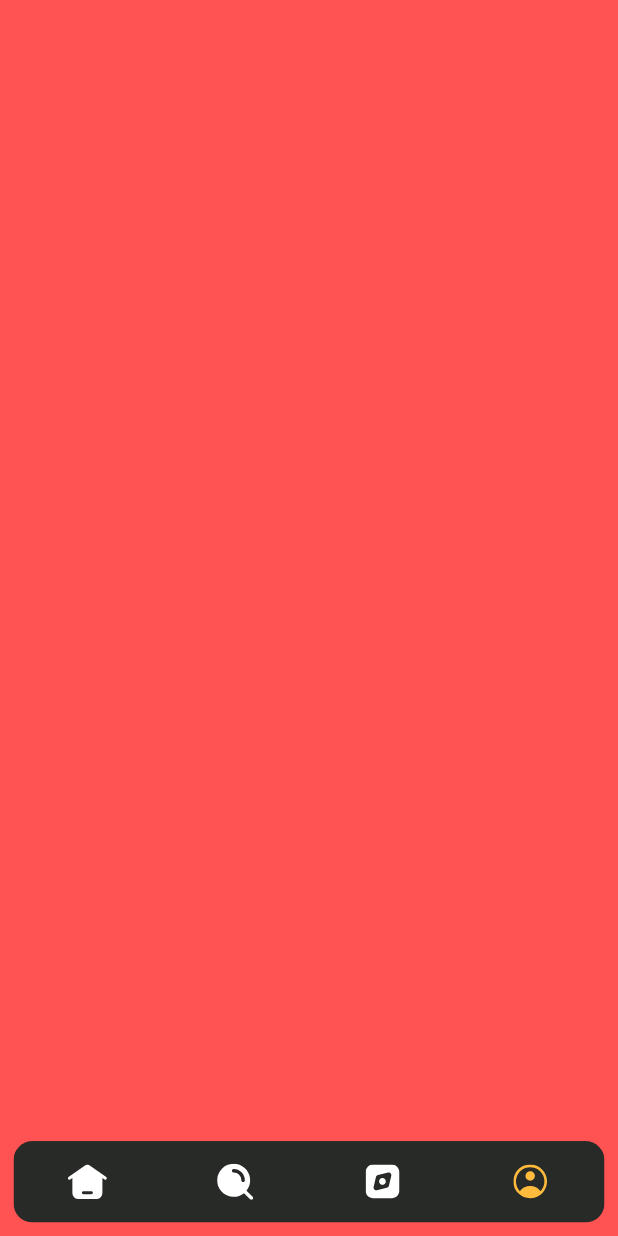
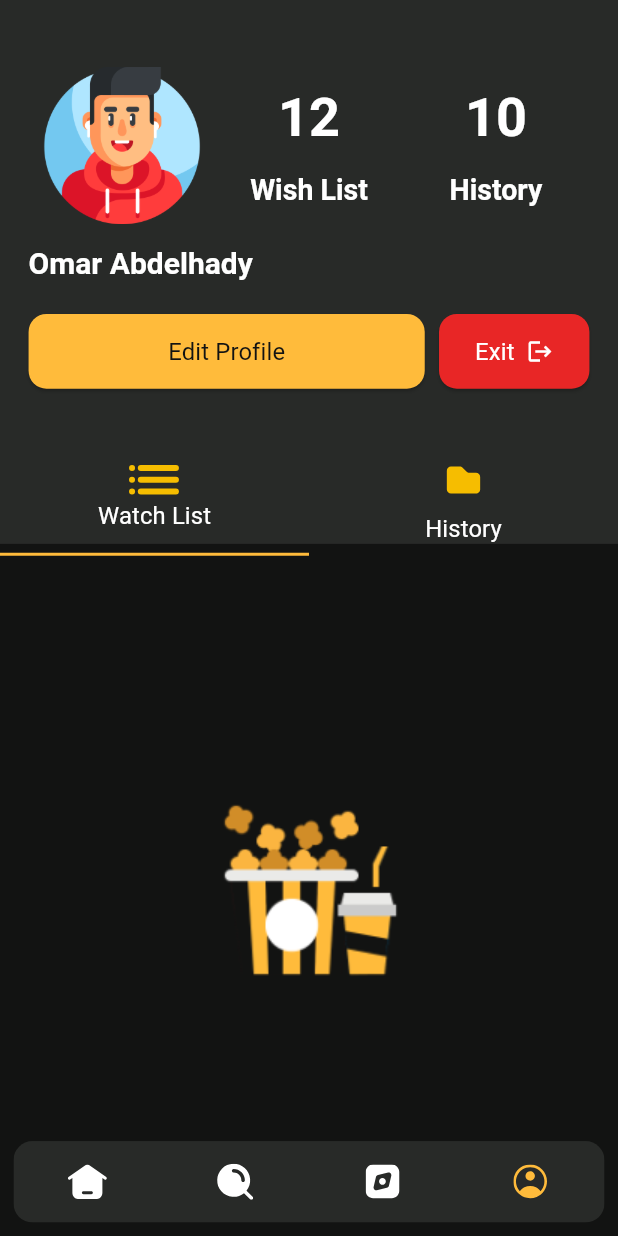
Before and after one commit to Omarabdelhad/movie_app, a Flutter app: the screen it shows after launch, item 4 of the bottom bar chosen, on a phone screen of 412 x 824 dp. Run offline on Flutter 3.47's test engine with Material 3 defaults, Android fonts, the phone set to English and light mode, and no system bars; our stand-ins replace carousel_slider, flutter_screenutil, flutter_svg.

Commit message:
finish profile tab and update profile screen

```diff
--- a/lib/core/app_assets.dart
+++ b/lib/core/app_assets.dart
@@ -30,4 +30,5 @@ class AppAssets {
   static const String email = 'assets/icons/email.svg';
   static const String password = 'assets/icons/password.svg';
   static const String empty = 'assets/images/empty.png';
+  static const String avatar = 'assets/images/avatar.png';
 }
--- a/lib/core/app_routes.dart
+++ b/lib/core/app_routes.dart
@@ -3,4 +3,5 @@ class AppRoutes {
   static const String login = '/login';
   static const String register = '/register';
   static const String onBoarding = '/onBoarding';
+  static const String updateProfile = '/updateProfile';
 }
--- a/lib/main.dart
+++ b/lib/main.dart
@@ -3,6 +3,7 @@ import 'package:flutter_screenutil/flutter_screenutil.dart';
 import 'package:movie_app/core/app_routes.dart';
 import 'package:movie_app/core/app_theme.dart';
 import 'package:movie_app/screens/home/home_screen.dart';
+import 'package:movie_app/screens/home/tabs/profile_tab/widgets/update_profile.dart/update_profile_screen.dart';
 
 void main() {
   runApp(const MyApp());
@@ -19,8 +20,15 @@ class MyApp extends StatelessWidget {
       builder: (context, child) {
         return MaterialApp(
           debugShowCheckedModeBanner: false,
-          home: const HomeScreen(),
           theme: AppTheme.lightTheme,
+          initialRoute: AppRoutes.home,
+          routes: {
+
+            AppRoutes.home: (context)=>const HomeScreen(),
+            AppRoutes.updateProfile:(context)=> const UpdateProfileScreen()
+            }
+
+
         );
       },
     );
--- a/lib/screens/home/home_screen.dart
+++ b/lib/screens/home/home_screen.dart
@@ -5,7 +5,7 @@ import 'package:movie_app/core/app_assets.dart';
 import 'package:movie_app/core/app_colors.dart';
 import 'package:movie_app/screens/home/tabs/explore_tab/explore_tab.dart';
 import 'package:movie_app/screens/home/tabs/home_tab/home_tab.dart';
-import 'package:movie_app/screens/home/tabs/profile_tab.dart';
+import 'package:movie_app/screens/home/tabs/profile_tab/profile_tab.dart';
 import 'package:movie_app/screens/home/tabs/search_tab/search_tab.dart';
 
 class HomeScreen extends StatefulWidget {
--- a/lib/screens/home/tabs/profile_tab.dart
+++ /dev/null
@@ -1,11 +0,0 @@
-import 'package:flutter/material.dart';
-
-class ProfileTab extends StatelessWidget {
-  const ProfileTab({super.key});
-
-  @override
-  Widget build(BuildContext context) {
-    return  Container(color: Colors.redAccent);
-
-  }
-}
--- /dev/null
+++ b/lib/screens/home/tabs/profile_tab/profile_tab.dart
@@ -0,0 +1,124 @@
+import 'package:flutter/material.dart';
+import 'package:flutter_screenutil/flutter_screenutil.dart';
+import 'package:flutter_svg/flutter_svg.dart';
+import 'package:movie_app/core/app_assets.dart';
+import 'package:movie_app/core/app_colors.dart';
+import 'package:movie_app/screens/home/tabs/profile_tab/widgets/edit_profile_button.dart';
+import 'package:movie_app/screens/home/tabs/profile_tab/widgets/exit_button.dart';
+
+class ProfileTab extends StatelessWidget {
+  const ProfileTab({super.key});
+
+  @override
+  Widget build(BuildContext context) {
+    return DefaultTabController(
+      length: 2,
+      child: Column(
+        children: [
+          Container(
+            padding: EdgeInsets.only(top: 50.h),
+            width: .infinity,
+            height: MediaQuery.of(context).size.height * .44,
+            color: AppColors.greyColor,
+            child: Column(
+              crossAxisAlignment: .start,
+              children: [
+                Padding(
+                  padding: EdgeInsets.symmetric(horizontal: 24.w),
+                  child: Row(
+                    children: [
+                      Expanded(
+                        child: Image.asset(
+                          AppAssets.avatar,
+                          height: 118.h,
+                          width: 118.w,
+                        ),
+                      ),
+                      Expanded(
+                        child: Column(
+                          children: [
+                            Text(
+                              '12',
+                              style: Theme.of(context).textTheme.headlineMedium
+                                  ?.copyWith(fontSize: 36),
+                            ),
+                            SizedBox(height: 15.h),
+                            Text(
+                              'Wish List',
+                              style: Theme.of(context).textTheme.headlineMedium,
+                            ),
+                          ],
+                        ),
+                      ),
+                      Expanded(
+                        child: Column(
+                          children: [
+                            Text(
+                              '10',
+                              style: Theme.of(context).textTheme.headlineMedium
+                                  ?.copyWith(fontSize: 36),
+                            ),
+                            SizedBox(height: 15.h),
+
+                            Text(
+                              'History',
+                              style: Theme.of(context).textTheme.headlineMedium,
+                            ),
+                          ],
+                        ),
+                      ),
+                    ],
+                  ),
+                ),
+                SizedBox(height: 15.h),
+
+                Padding(
+                  padding: EdgeInsets.symmetric(horizontal: 24.w),
+                  child: Text(
+                    'Omar Abdelhady',
+                    style: Theme.of(
+                      context,
+                    ).textTheme.headlineMedium?.copyWith(fontSize: 20),
+                  ),
+                ),
+                SizedBox(height: 23.h),
+                Padding(
+                  padding: EdgeInsets.symmetric(horizontal: 24.w),
+                  child: Row(
+                    spacing: 12.w,
+                    children: [
+                      Expanded(child: EditProfileButton()),
+                      ExitButton(),
+                    ],
+                  ),
+                ),
+                SizedBox(height: 42.h),
+                TabBar(
+                  unselectedLabelStyle: Theme.of(context).textTheme.titleSmall,
+                  labelStyle: Theme.of(context).textTheme.titleSmall,
+                  dividerColor: Colors.transparent,
+                  indicatorSize: TabBarIndicatorSize.tab,
+                  tabs: [
+                    Tab(
+                      icon: SvgPicture.asset(AppAssets.watchList),
+                      text: 'Watch List',
+                    ),
+                    Tab(
+                      icon: SvgPicture.asset(
+                        AppAssets.history,
+                        height: 42.h,
+                        width: 42.w,
+                      ),
+                      text: 'History',
+                    ),
+                  ],
+                ),
+              ],
+            ),
+          ),
+          Expanded(child: Image.asset(AppAssets.empty)),
+        ],
+      ),
+    );
+  }
+}
--- /dev/null
+++ b/lib/screens/home/tabs/profile_tab/widgets/edit_profile_button.dart
@@ -0,0 +1,31 @@
+import 'package:flutter/material.dart';
+import 'package:flutter_screenutil/flutter_screenutil.dart';
+import 'package:movie_app/core/app_colors.dart';
+import 'package:movie_app/core/app_routes.dart';
+
+class EditProfileButton extends StatelessWidget {
+  const EditProfileButton({super.key});
+
+  @override
+  Widget build(BuildContext context) {
+    return ElevatedButton(
+      style: ElevatedButton.styleFrom(
+        fixedSize: Size(double.infinity, 56.h),
+
+        backgroundColor: AppColors.yellowColor,
+        shape: RoundedRectangleBorder(
+          borderRadius: BorderRadius.circular(15.r),
+        ),
+      ),
+      onPressed: () {
+        Navigator.of(context).pushNamed(AppRoutes.updateProfile);
+      },
+      child: Text(
+        'Edit Profile',
+        style: Theme.of(
+          context,
+        ).textTheme.titleSmall?.copyWith(color: AppColors.blackColor),
+      ),
+    );
+  }
+}
--- /dev/null
+++ b/lib/screens/home/tabs/profile_tab/widgets/exit_button.dart
@@ -0,0 +1,28 @@
+import 'package:flutter/material.dart';
+import 'package:flutter_screenutil/flutter_screenutil.dart';
+import 'package:movie_app/core/app_colors.dart';
+
+class ExitButton extends StatelessWidget {
+  const ExitButton({super.key});
+
+  @override
+  Widget build(BuildContext context) {
+    return ElevatedButton(
+      style: ElevatedButton.styleFrom(
+        fixedSize: Size(double.infinity, 56.h),
+        backgroundColor: AppColors.redColor,
+        shape: RoundedRectangleBorder(
+          borderRadius: BorderRadius.circular(15.r),
+        ),
+      ),
+      onPressed: () {},
+      child: Row(
+        children: [
+          Text('Exit', style: Theme.of(context).textTheme.titleSmall),
+          SizedBox(width: 10.w),
+          Icon(Icons.logout, color: AppColors.whiteColor),
+        ],
+      ),
+    );
+  }
+}
```
Also changed, not shown: lib/screens/home/tabs/profile_tab/widgets/update_profile.dart/update_profile_screen.dart (added, +61 -0 lines), lib/screens/home/tabs/search_tab/search_tab.dart (+2 -28 lines), lib/screens/home/widgets/custom_text_field.dart (added, +44 -0 lines), lib/screens/home/widgets/primary_button.dart (added, +39 -0 lines), assets/images/avatar.png (added).
